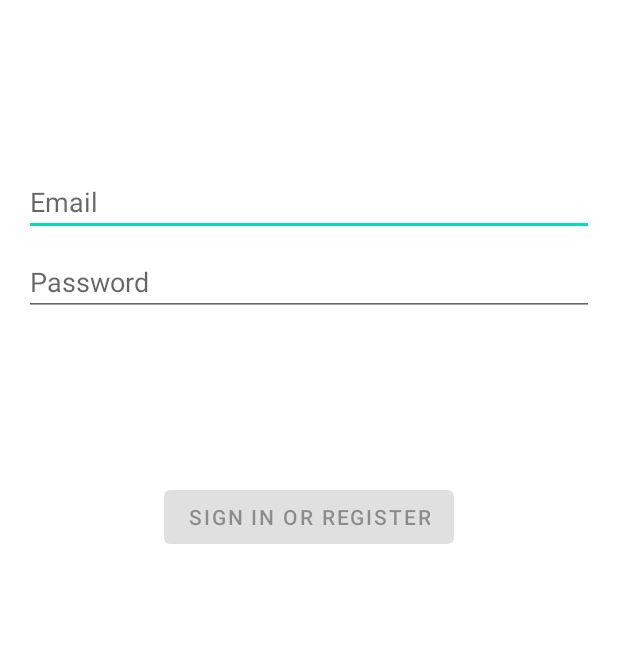
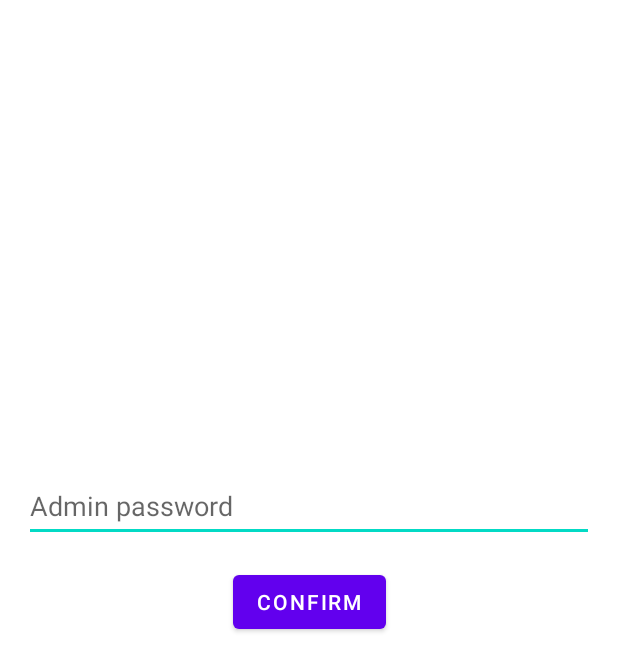
Before and after one commit to tux3/aegis, an Android app: the layout activity_login.xml on its own in the app's theme, with its tools: preview values and no code run, on a phone screen of 412 x 824 dp. Shown: the top 671 px of the screen. Run offline under Robolectric (Android 15) with nearby library versions, the phone set to English and light mode, and no system bars.

Commit message:
Simplify login activity to just prompt for Admin password (stub login)

```diff
--- a/app/src/main/java/net/alacrem/aegis/ui/login/LoggedInUserView.kt
+++ b/app/src/main/java/net/alacrem/aegis/ui/login/LoggedInUserView.kt
@@ -5,5 +5,4 @@ package net.alacrem.aegis.ui.login
  */
 data class LoggedInUserView(
     val displayName: String
-    //... other data fields that may be accessible to the UI
 )
--- a/app/src/main/res/layout-w1240dp/activity_login.xml
+++ /dev/null
@@ -1,71 +0,0 @@
-<?xml version="1.0" encoding="utf-8"?>
-<androidx.constraintlayout.widget.ConstraintLayout xmlns:android="http://schemas.android.com/apk/res/android"
-    xmlns:app="http://schemas.android.com/apk/res-auto"
-    xmlns:tools="http://schemas.android.com/tools"
-    android:id="@+id/container"
-    android:layout_width="match_parent"
-    android:layout_height="match_parent"
-    android:paddingLeft="@dimen/activity_horizontal_margin"
-    android:paddingTop="@dimen/activity_vertical_margin"
-    android:paddingRight="@dimen/activity_horizontal_margin"
-    android:paddingBottom="@dimen/activity_vertical_margin"
-    tools:context=".ui.login.LoginActivity">
-
-    <EditText
-        android:id="@+id/username"
-        android:layout_width="0dp"
-        android:layout_height="wrap_content"
-        android:layout_marginTop="96dp"
-        android:autofillHints="@string/prompt_email"
-        android:hint="@string/prompt_email"
-        android:inputType="textEmailAddress"
-        android:selectAllOnFocus="true"
-        app:layout_constraintEnd_toEndOf="parent"
-        app:layout_constraintStart_toStartOf="parent"
-        app:layout_constraintTop_toTopOf="parent" />
-
-    <EditText
-        android:id="@+id/password"
-        android:layout_width="0dp"
-        android:layout_height="wrap_content"
-        android:layout_marginTop="8dp"
-        android:autofillHints="@string/prompt_password"
-        android:hint="@string/prompt_password"
-        android:imeActionLabel="@string/action_sign_in_short"
-        android:imeOptions="actionDone"
-        android:inputType="textPassword"
-        android:selectAllOnFocus="true"
-        app:layout_constraintEnd_toEndOf="parent"
-        app:layout_constraintStart_toStartOf="parent"
-        app:layout_constraintTop_toBottomOf="@+id/username" />
-
-    <Button
-        android:id="@+id/login"
-        android:layout_width="wrap_content"
-        android:layout_height="wrap_content"
-        android:layout_gravity="start"
-        android:layout_marginTop="16dp"
-        android:layout_marginBottom="64dp"
-        android:enabled="false"
-        android:text="@string/action_sign_in"
-        app:layout_constraintBottom_toBottomOf="parent"
-        app:layout_constraintEnd_toEndOf="parent"
-        app:layout_constraintStart_toStartOf="parent"
-        app:layout_constraintTop_toBottomOf="@+id/password"
-        app:layout_constraintVertical_bias="0.2" />
-
-    <ProgressBar
-        android:id="@+id/loading"
-        android:layout_width="wrap_content"
-        android:layout_height="wrap_content"
-        android:layout_gravity="center"
-        android:layout_marginTop="64dp"
-        android:layout_marginBottom="64dp"
-        android:visibility="gone"
-        app:layout_constraintBottom_toBottomOf="parent"
-        app:layout_constraintEnd_toEndOf="@+id/password"
-        app:layout_constraintStart_toStartOf="@+id/password"
-        app:layout_constraintTop_toTopOf="parent"
-        app:layout_constraintVertical_bias="0.3" />
-
-</androidx.constraintlayout.widget.ConstraintLayout>
--- a/app/src/main/res/layout-w936dp/activity_login.xml
+++ /dev/null
@@ -1,78 +0,0 @@
-<?xml version="1.0" encoding="utf-8"?>
-<androidx.constraintlayout.widget.ConstraintLayout xmlns:android="http://schemas.android.com/apk/res/android"
-    xmlns:app="http://schemas.android.com/apk/res-auto"
-    xmlns:tools="http://schemas.android.com/tools"
-    android:id="@+id/container"
-    android:layout_width="match_parent"
-    android:layout_height="match_parent"
-    android:paddingLeft="@dimen/activity_horizontal_margin"
-    android:paddingTop="@dimen/activity_vertical_margin"
-    android:paddingRight="@dimen/activity_horizontal_margin"
-    android:paddingBottom="@dimen/activity_vertical_margin"
-    tools:context=".ui.login.LoginActivity">
-
-    <androidx.constraintlayout.widget.ConstraintLayout
-        android:layout_width="840dp"
-        android:layout_height="match_parent"
-        app:layout_constraintEnd_toEndOf="parent"
-        app:layout_constraintStart_toStartOf="parent">
-
-        <EditText
-            android:id="@+id/username"
-            android:layout_width="0dp"
-            android:layout_height="wrap_content"
-            android:layout_marginTop="96dp"
-            android:autofillHints="@string/prompt_email"
-            android:hint="@string/prompt_email"
-            android:inputType="textEmailAddress"
-            android:selectAllOnFocus="true"
-            app:layout_constraintEnd_toEndOf="parent"
-            app:layout_constraintStart_toStartOf="parent"
-            app:layout_constraintTop_toTopOf="parent" />
-
-        <EditText
-            android:id="@+id/password"
-            android:layout_width="0dp"
-            android:layout_height="wrap_content"
-            android:layout_marginTop="8dp"
-            android:autofillHints="@string/prompt_password"
-            android:hint="@string/prompt_password"
-            android:imeActionLabel="@string/action_sign_in_short"
-            android:imeOptions="actionDone"
-            android:inputType="textPassword"
-            android:selectAllOnFocus="true"
-            app:layout_constraintEnd_toEndOf="parent"
-            app:layout_constraintStart_toStartOf="parent"
-            app:layout_constraintTop_toBottomOf="@+id/username" />
-
-        <Button
-            android:id="@+id/login"
-            android:layout_width="wrap_content"
-            android:layout_height="wrap_content"
-            android:layout_gravity="start"
-            android:layout_marginTop="16dp"
-            android:layout_marginBottom="64dp"
-            android:enabled="false"
-            android:text="@string/action_sign_in"
-            app:layout_constraintBottom_toBottomOf="parent"
-            app:layout_constraintEnd_toEndOf="parent"
-            app:layout_constraintStart_toStartOf="parent"
-            app:layout_constraintTop_toBottomOf="@+id/password"
-            app:layout_constraintVertical_bias="0.2" />
-
-        <ProgressBar
-            android:id="@+id/loading"
-            android:layout_width="wrap_content"
-            android:layout_height="wrap_content"
-            android:layout_gravity="center"
-            android:layout_marginTop="64dp"
-            android:layout_marginBottom="64dp"
-            android:visibility="gone"
-            app:layout_constraintBottom_toBottomOf="parent"
-            app:layout_constraintEnd_toEndOf="@+id/password"
-            app:layout_constraintStart_toStartOf="@+id/password"
-            app:layout_constraintTop_toTopOf="parent"
-            app:layout_constraintVertical_bias="0.3" />
-
-    </androidx.constraintlayout.widget.ConstraintLayout>
-</androidx.constraintlayout.widget.ConstraintLayout>
--- a/app/src/main/res/layout/activity_login.xml
+++ b/app/src/main/res/layout/activity_login.xml
@@ -12,32 +12,21 @@
     tools:context=".ui.login.LoginActivity">
 
     <EditText
-        android:id="@+id/username"
-        android:layout_width="0dp"
-        android:layout_height="wrap_content"
-        android:layout_marginTop="96dp"
-        android:autofillHints="@string/prompt_email"
-        android:hint="@string/prompt_email"
-        android:inputType="textEmailAddress"
-        android:selectAllOnFocus="true"
-        app:layout_constraintEnd_toEndOf="parent"
-        app:layout_constraintStart_toStartOf="parent"
-        app:layout_constraintTop_toTopOf="parent" />
-
-    <EditText
         android:id="@+id/password"
         android:layout_width="0dp"
         android:layout_height="wrap_content"
-        android:layout_marginTop="8dp"
         android:autofillHints="@string/prompt_password"
         android:hint="@string/prompt_password"
-        android:imeActionLabel="@string/action_sign_in_short"
+        android:imeActionLabel="@string/action_sign_in"
         android:imeOptions="actionDone"
         android:inputType="textPassword"
+        android:minHeight="48dp"
         android:selectAllOnFocus="true"
+        app:layout_constraintBottom_toBottomOf="parent"
         app:layout_constraintEnd_toEndOf="parent"
         app:layout_constraintStart_toStartOf="parent"
-        app:layout_constraintTop_toBottomOf="@+id/username" />
+        app:layout_constraintTop_toTopOf="parent"
+        app:layout_constraintVertical_bias="0.39999998" />
 
     <Button
         android:id="@+id/login"
@@ -45,14 +34,11 @@
         android:layout_height="wrap_content"
         android:layout_gravity="start"
         android:layout_marginTop="16dp"
-        android:layout_marginBottom="64dp"
-        android:enabled="false"
+        android:enabled="true"
         android:text="@string/action_sign_in"
-        app:layout_constraintBottom_toBottomOf="parent"
         app:layout_constraintEnd_toEndOf="parent"
         app:layout_constraintStart_toStartOf="parent"
-        app:layout_constraintTop_toBottomOf="@+id/password"
-        app:layout_constraintVertical_bias="0.2" />
+        app:layout_constraintTop_toBottomOf="@+id/password" />
 
     <ProgressBar
         android:id="@+id/loading"
--- a/app/src/main/res/values/strings.xml
+++ b/app/src/main/res/values/strings.xml
@@ -1,12 +1,7 @@
 <resources>
     <string name="app_name">Aegis</string>
     <!-- Strings related to login -->
-    <string name="prompt_email">Email</string>
-    <string name="prompt_password">Password</string>
-    <string name="action_sign_in">Sign in or register</string>
-    <string name="action_sign_in_short">Sign in</string>
-    <string name="welcome">"Welcome !"</string>
-    <string name="invalid_username">Not a valid username</string>
-    <string name="invalid_password">Password must be >5 characters</string>
+    <string name="prompt_password">Admin password</string>
+    <string name="action_sign_in">Confirm</string>
     <string name="login_failed">"Login failed"</string>
 </resources>
```
Also changed, not shown: app/src/main/java/net/alacrem/aegis/data/LoginDataSource.kt (deleted, +0 -24 lines), app/src/main/java/net/alacrem/aegis/data/LoginRepository.kt (deleted, +0 -46 lines), app/src/main/java/net/alacrem/aegis/data/Result.kt (deleted, +0 -18 lines), app/src/main/java/net/alacrem/aegis/data/model/LoggedInUser.kt (deleted, +0 -9 lines), app/src/main/java/net/alacrem/aegis/ui/login/LoginActivity.kt (+8 -64 lines), app/src/main/java/net/alacrem/aegis/ui/login/LoginFormState.kt (deleted, +0 -10 lines), app/src/main/java/net/alacrem/aegis/ui/login/LoginViewModel.kt (+5 -37 lines), app/src/main/java/net/alacrem/aegis/ui/login/LoginViewModelFactory.kt (+1 -10 lines).
